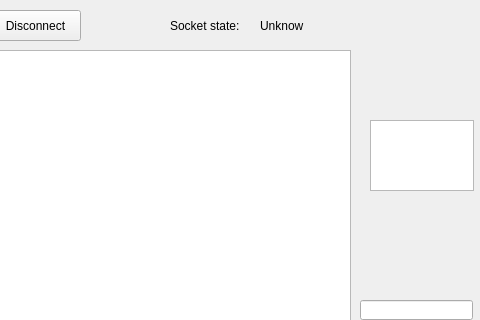
The window that Client/Client.ui (mfrau9292/LSRwebsocket) describes before a commit, drawn with Qt 5; both pictures show x 120 to 600 and y 0 to 320 of the 600 by 480 pixel window.
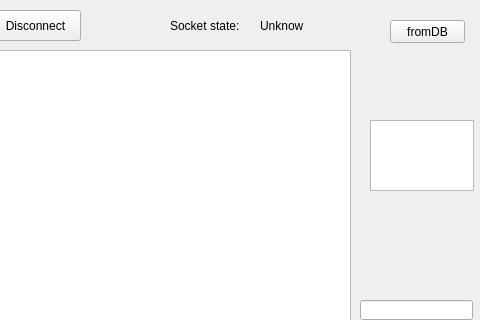
The same window after the commit.

```diff
--- a/Client/Client.ui
+++ b/Client/Client.ui
@@ -207,6 +207,19 @@
     <string>CLEAR</string>
    </property>
   </widget>
+  <widget class="QPushButton" name="pbfromDB">
+   <property name="geometry">
+    <rect>
+     <x>510</x>
+     <y>20</y>
+     <width>75</width>
+     <height>23</height>
+    </rect>
+   </property>
+   <property name="text">
+    <string>fromDB</string>
+   </property>
+  </widget>
  </widget>
  <layoutdefault spacing="6" margin="11"/>
  <resources/>
```
